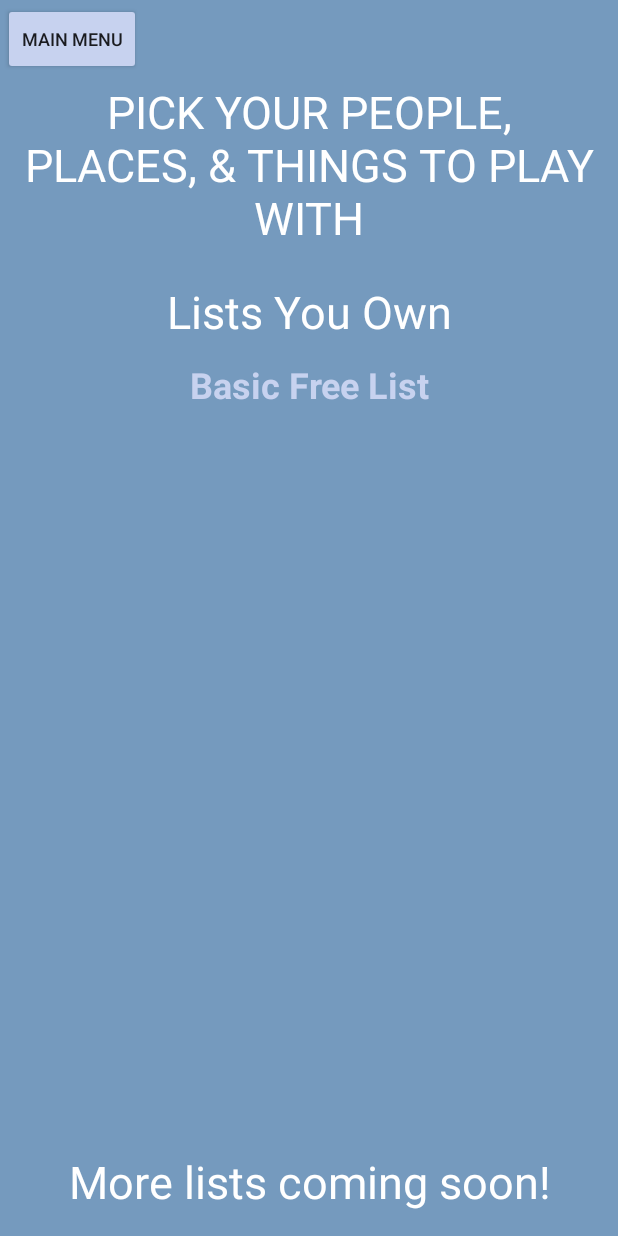
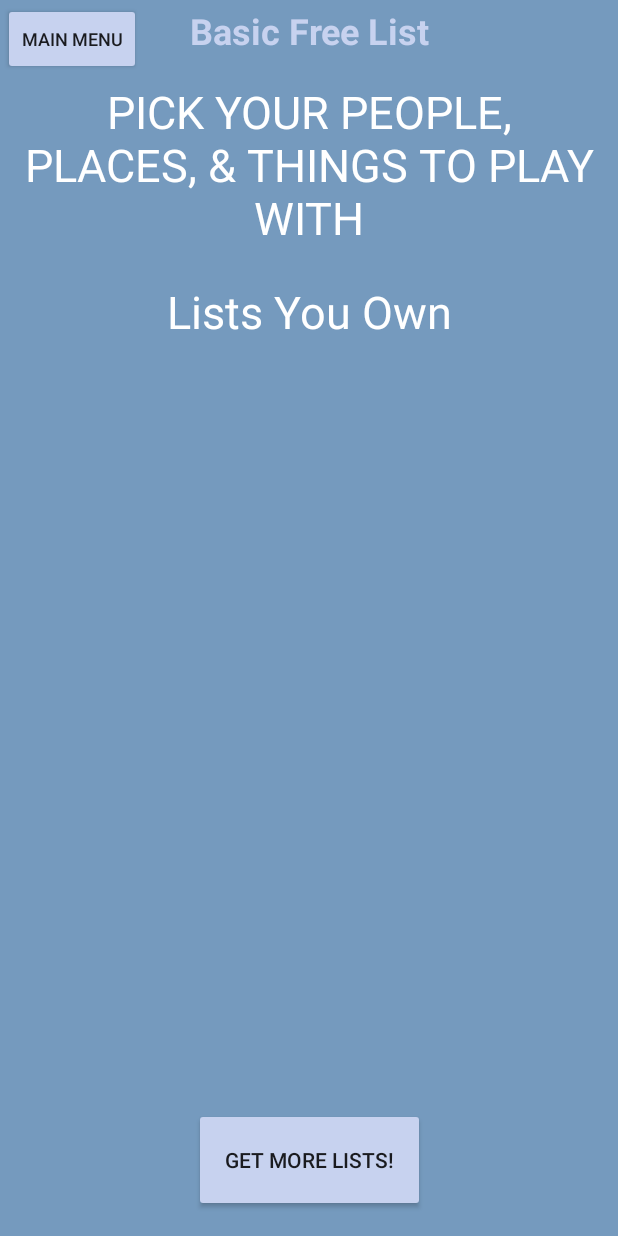
Before and after one commit to Andy8012GitHub/ABSTRACTS, an Android app: the layout activity_pick_pptlist.xml on its own in the app's theme, with its tools: preview values and no code run, on a phone screen of 412 x 824 dp. Run offline under Robolectric (Android 15) with nearby library versions, the phone set to English and light mode, and no system bars.

Commit message:
Fixing "Get More Lists" button

```diff
--- a/app/build.gradle
+++ b/app/build.gradle
@@ -6,7 +6,7 @@ android {
         applicationId "com.app.myapp.abstracts"
         minSdkVersion 18
         targetSdkVersion 26
-        versionCode 2
+        versionCode 3
         versionName "1.1"
         testInstrumentationRunner "android.support.test.runner.AndroidJUnitRunner"
     }
@@ -18,6 +18,9 @@ android {
             jniDebuggable false
             renderscriptDebuggable false
         }
+    }
+    lintOptions {
+        checkReleaseBuilds false
     }
 }
 
--- a/app/src/main/res/layout/activity_pick_pptlist.xml
+++ b/app/src/main/res/layout/activity_pick_pptlist.xml
@@ -60,8 +60,8 @@
         app:layout_constraintEnd_toEndOf="parent"
         app:layout_constraintStart_toStartOf="parent"
         app:layout_constraintTop_toBottomOf="@+id/textViewTheListsYouOwn"
-        app:layout_constraintBottom_toTopOf="@+id/textViewMoreListsComingSoon">
-        <!--app:layout_constraintBottom_toTopOf="@+id/ibtnGetMoreLists"-->
+        app:layout_constraintBottom_toTopOf="@+id/btnGetMoreLists" />
+        <!--app:layout_constraintBottom_toTopOf="@+id/textViewMoreListsComingSoon">-->
 
         <LinearLayout
             android:layout_width="match_parent"
@@ -106,34 +106,33 @@
                 android:clickable="true" />
 
         </LinearLayout>
-    </ScrollView>
 
-    <TextView
-        android:id="@+id/textViewMoreListsComingSoon"
-        android:layout_width="wrap_content"
-        android:layout_height="wrap_content"
+    <Button
+        android:id="@+id/btnGetMoreLists"
+        android:layout_width="154dp"
+        android:layout_height="69dp"
         android:layout_marginBottom="16dp"
         android:layout_marginEnd="8dp"
         android:layout_marginStart="8dp"
-        android:text="@string/more_lists_coming_soon"
-        android:textAlignment="center"
-        android:textColor="@android:color/background_light"
-        android:textSize="30sp"
+        android:backgroundTint="@color/colorAccent"
+        android:text="@string/get_more_lists"
         app:layout_constraintBottom_toBottomOf="parent"
         app:layout_constraintEnd_toEndOf="parent"
         app:layout_constraintStart_toStartOf="parent" />
 
-    <!--<Button-->
-        <!--android:id="@+id/btnGetMoreLists"-->
-        <!--android:layout_width="154dp"-->
-        <!--android:layout_height="69dp"-->
-        <!--android:layout_marginBottom="16dp"-->
-        <!--android:layout_marginEnd="8dp"-->
-        <!--android:layout_marginStart="8dp"-->
-        <!--android:backgroundTint="@color/colorAccent"-->
-        <!--android:text="@string/get_more_lists"-->
-        <!--app:layout_constraintBottom_toBottomOf="parent"-->
-        <!--app:layout_constraintEnd_toEndOf="parent"-->
-        <!--app:layout_constraintStart_toStartOf="parent" />-->
+    </android.support.constraint.ConstraintLayout>
 
-</android.support.constraint.ConstraintLayout>
+    <!--<TextView-->
+    <!--android:id="@+id/textViewMoreListsComingSoon"-->
+    <!--android:layout_width="wrap_content"-->
+    <!--android:layout_height="wrap_content"-->
+    <!--android:layout_marginBottom="16dp"-->
+    <!--android:layout_marginEnd="8dp"-->
+    <!--android:layout_marginStart="8dp"-->
+    <!--android:text="@string/more_lists_coming_soon"-->
+    <!--android:textAlignment="center"-->
+    <!--android:textColor="@android:color/background_light"-->
+    <!--android:textSize="30sp"-->
+    <!--app:layout_constraintBottom_toBottomOf="parent"-->
+    <!--app:layout_constraintEnd_toEndOf="parent"-->
+    <!--app:layout_constraintStart_toStartOf="parent" />-->
```
Also changed, not shown: app/src/main/java/com/app/myapp/abstracts/PickPPTListActivity.java (+20 -52 lines).
